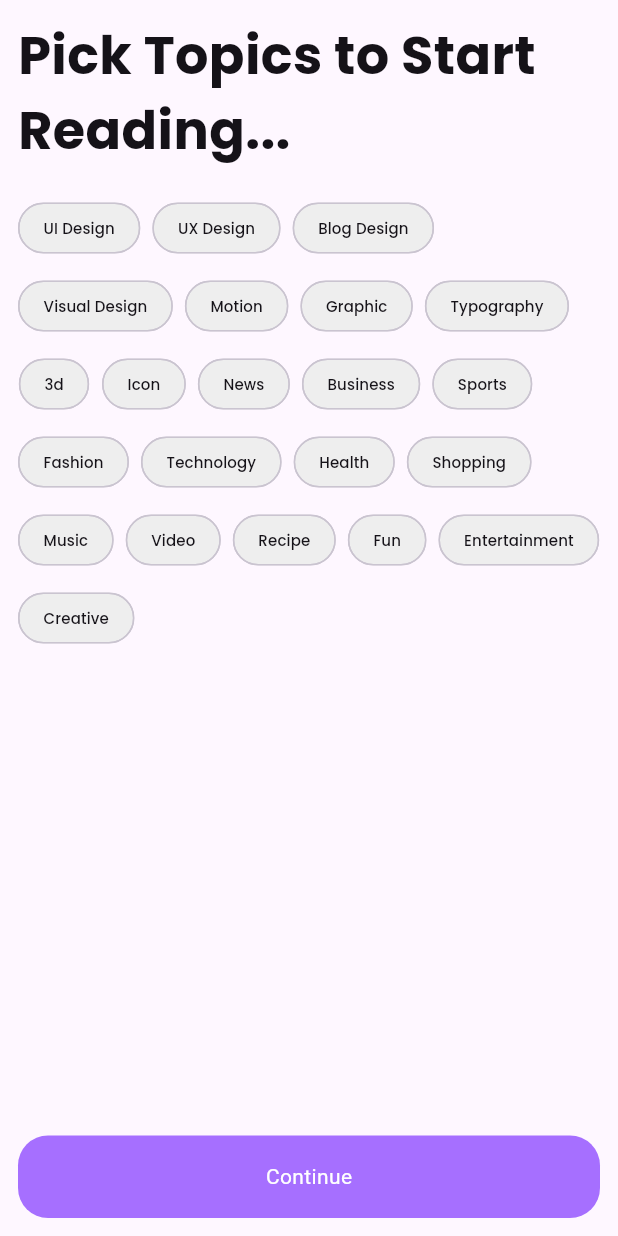
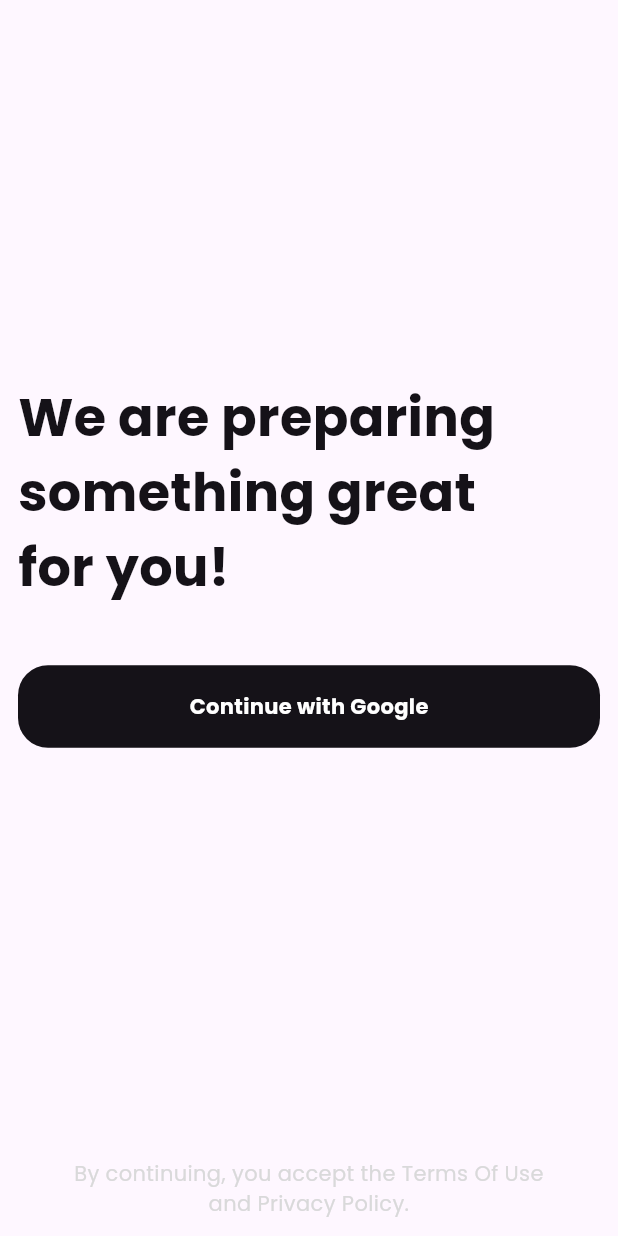
Before and after one commit to PrathamBhavsar/blog_app, a Flutter app: the screen it shows after launch, on a phone screen of 412 x 824 dp. Run offline on Flutter 3.47's test engine with Material 3 defaults, Android fonts, the phone set to English and light mode, and no system bars; our stand-ins replace firebase_auth, firebase_core, fluttertoast, google_fonts, google_sign_in; accounts and stored records are empty; generated files the repository leaves out were written again.

Commit message:
added firebase login

```diff
--- a/lib/constants/textstyles.dart
+++ b/lib/constants/textstyles.dart
@@ -4,13 +4,23 @@ import 'package:google_fonts/google_fonts.dart';
 import 'colors.dart';
 
 class AppTextStyles {
-
   static TextStyle heading = GoogleFonts.poppins(
     color: AppColorsLightMode.text,
     fontSize: 35.0,
     fontWeight: FontWeight.w700,
-  ); static TextStyle chipText = GoogleFonts.poppins(
-    color: AppColorsLightMode.text,
-    fontSize: 10  );
+  );
+  static TextStyle chipText =
+      GoogleFonts.poppins(color: AppColorsLightMode.text, fontSize: 12, fontWeight: FontWeight.w600);
+
+  static TextStyle btnTextWhite =
+      GoogleFonts.poppins(color: AppColorsLightMode.backgroundWhite, fontSize: 14, fontWeight: FontWeight.w700);
+
+  static TextStyle btnTextBlack =
+      GoogleFonts.poppins(color: AppColorsLightMode.backgroundWhite, fontSize: 14, fontWeight: FontWeight.w700);
+  static TextStyle privacyPolicyText = GoogleFonts.poppins(
+      color: AppColorsLightMode.textSecondary);
+  static TextStyle loginText =
+      GoogleFonts.poppins(color: AppColorsLightMode.primary, fontSize: 14, fontWeight: FontWeight.w700);
+
 
 }
--- a/lib/main.dart
+++ b/lib/main.dart
@@ -1,3 +1,4 @@
+import 'package:blog_app/screens/login_screen.dart';
 import 'package:blog_app/screens/topic_screen.dart';
 import 'package:firebase_core/firebase_core.dart';
 import 'package:flutter/material.dart';
@@ -12,12 +13,12 @@ void main() async {
   runApp(const MyApp());
 }
 
-class MyApp extends StatelessWidget {
+ class MyApp extends StatelessWidget {
   const MyApp({super.key});
   @override
   Widget build(BuildContext context) {
     return const MaterialApp(
-      home: TopicScreen(),
+      home: LoginScreen(),
     );
   }
 }
--- /dev/null
+++ b/lib/screens/login_screen.dart
@@ -0,0 +1,93 @@
+import 'package:blog_app/constants/colors.dart';
+import 'package:blog_app/constants/paddings.dart';
+import 'package:blog_app/constants/textstyles.dart';
+import 'package:firebase_auth/firebase_auth.dart';
+import 'package:flutter/material.dart';
+import 'package:fluttertoast/fluttertoast.dart';
+import 'package:google_sign_in/google_sign_in.dart';
+
+class LoginScreen extends StatefulWidget {
+  const LoginScreen({super.key});
+
+  @override
+  _LoginScreenState createState() => _LoginScreenState();
+}
+
+class _LoginScreenState extends State<LoginScreen> {
+
+  Future<User?> _signInWithGoogle() async {
+    try {
+      final GoogleSignIn googleSignIn = GoogleSignIn();
+      final GoogleSignInAccount? googleUser = await googleSignIn.signIn();
+      if (googleUser == null) {
+        return null;
+      }
+
+      final GoogleSignInAuthentication googleAuth = await googleUser.authentication;
+
+      final OAuthCredential credential = GoogleAuthProvider.credential(
+        accessToken: googleAuth.accessToken,
+        idToken: googleAuth.idToken,
+      );
+
+      final UserCredential userCredential = await FirebaseAuth.instance.signInWithCredential(credential);
+
+      return userCredential.user;
+    } catch (e) {
+      Fluttertoast.showToast(msg: 'Failed to sign in with Google: $e');
+      return null;
+    }
+  }
+
+  @override
+  Widget build(BuildContext context) {
+    return Scaffold(
+      resizeToAvoidBottomInset: false,
+      body: SafeArea(
+        child: Padding(
+          padding: AppPaddings.scaffoldPadding,
+          child: Column(
+            children: [
+              Expanded(
+                child: Column(
+                  mainAxisAlignment: MainAxisAlignment.center,
+                  crossAxisAlignment: CrossAxisAlignment.start,
+                  children: [
+                    Text(
+                      'We are preparing\nsomething great\nfor you!',
+                      style: AppTextStyles.heading,
+                    ),
+                    const SizedBox(height: 40),
+                    GestureDetector(
+                      onTap: () {
+                        _signInWithGoogle();
+                      },
+                      child: Container(
+                        height: 55,
+                        decoration: BoxDecoration(
+                          borderRadius: BorderRadius.circular(20),
+                          color: AppColorsLightMode.text,
+                        ),
+                        child: Center(
+                            child: Text(
+                          "Continue with Google",
+                          style: AppTextStyles.btnTextBlack,
+                        )),
+                      ),
+                    ),
+                  ],
+                ),
+              ),
+              const SizedBox(height: 32), // Add space before the bottom text
+              Text(
+                'By continuing, you accept the Terms Of Use\nand Privacy Policy.',
+                textAlign: TextAlign.center,
+                style: AppTextStyles.privacyPolicyText,
+              ),
+            ],
+          ),
+        ),
+      ),
+    );
+  }
+}
--- a/pubspec.yaml
+++ b/pubspec.yaml
@@ -37,6 +37,9 @@ dependencies:
   cupertino_icons: ^1.0.6
   firebase_core: ^3.4.0
   google_fonts: ^6.2.1
+  fluttertoast: ^8.2.8
+  firebase_auth: ^5.2.0
+  google_sign_in: ^6.2.1
 
 dev_dependencies:
   flutter_test:
```
Also changed, not shown: lib/screens/topic_screen.dart (+22 -4 lines), 5 other files.
